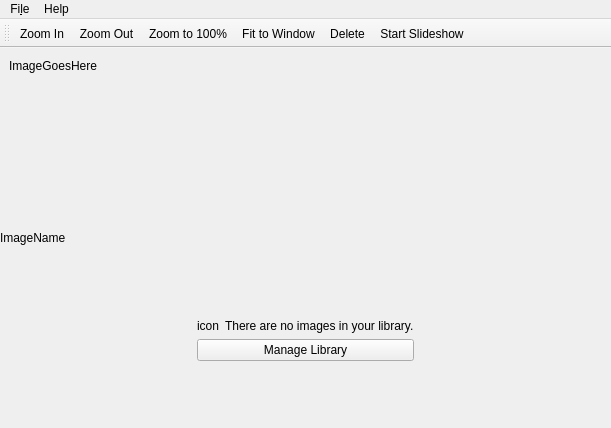
Before: the Qt Designer form mainwindow.ui in theCheeseboard/thephoto, drawn with Qt 5.
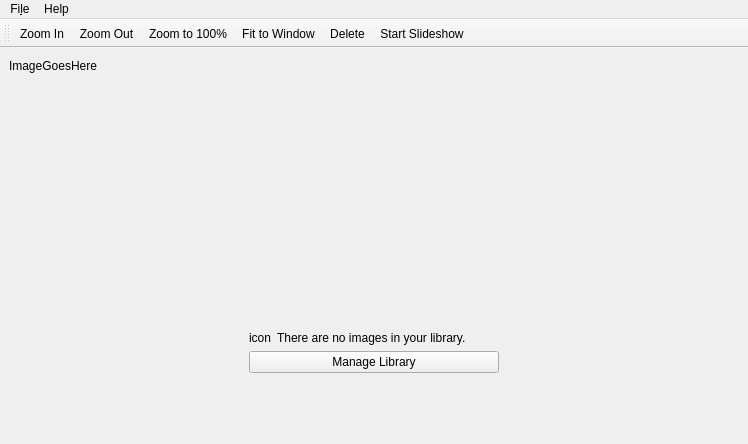
After: the same form once the commit is applied. Icons and pictures are not drawn.

The edit to the form file:
```diff
--- a/mainwindow.ui
+++ b/mainwindow.ui
@@ -6,8 +6,8 @@
    <rect>
     <x>0</x>
     <y>0</y>
-    <width>611</width>
-    <height>428</height>
+    <width>748</width>
+    <height>444</height>
    </rect>
   </property>
   <property name="windowTitle">
@@ -53,8 +53,8 @@
         <rect>
          <x>0</x>
          <y>0</y>
-         <width>611</width>
-         <height>172</height>
+         <width>748</width>
+         <height>177</height>
         </rect>
        </property>
        <widget class="QLabel" name="imageLabel">
@@ -85,7 +85,7 @@
     <item>
      <widget class="QLabel" name="imageNameLabel">
       <property name="text">
-       <string>ImageName</string>
+       <string/>
       </property>
      </widget>
     </item>
@@ -211,8 +211,8 @@
     <rect>
      <x>0</x>
      <y>0</y>
-     <width>611</width>
-     <height>20</height>
+     <width>748</width>
+     <height>22</height>
     </rect>
    </property>
    <widget class="QMenu" name="menuFile">
```
Left out of the diff: 25 changed lines with no effect on the pictures.
